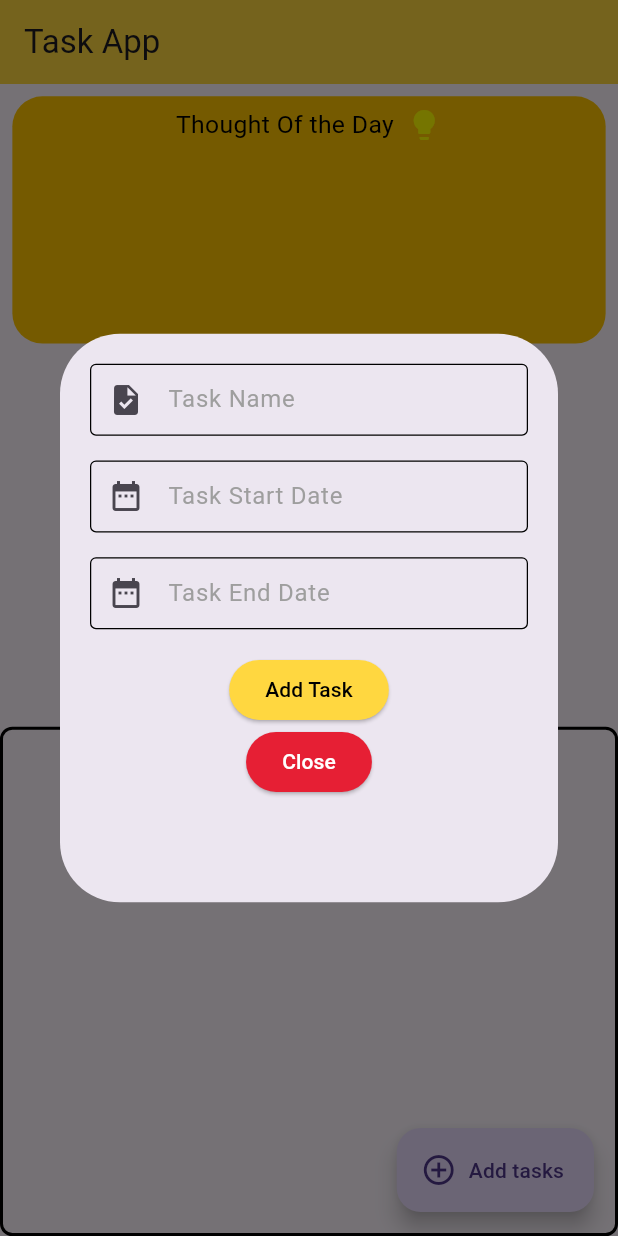
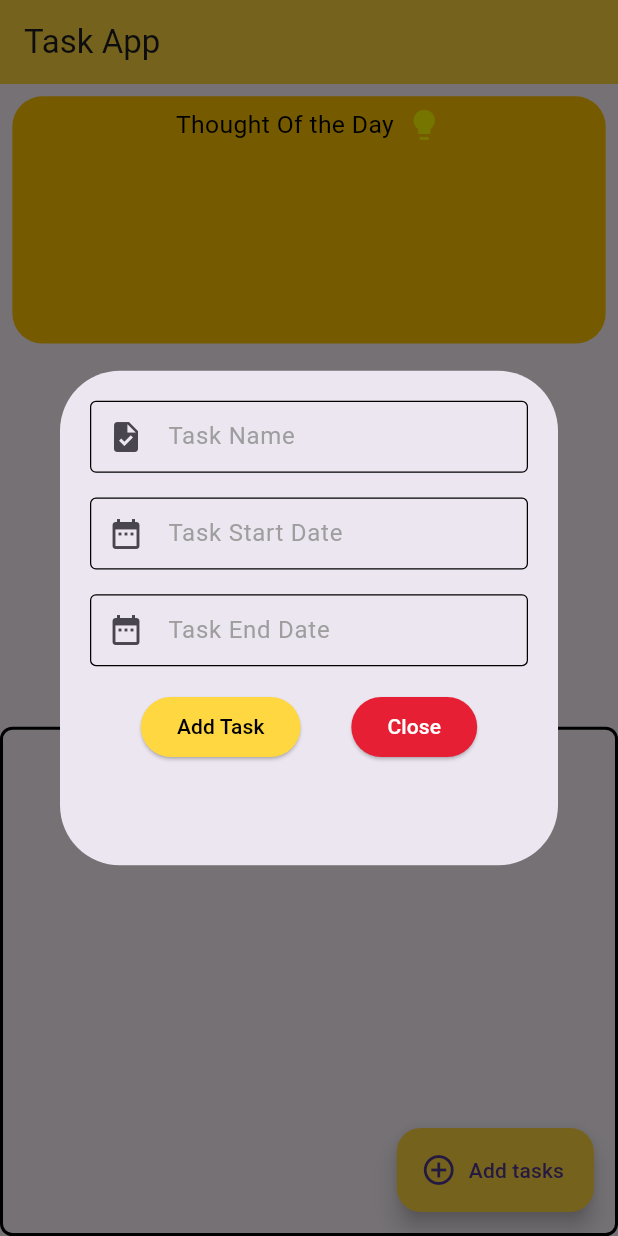
Before and after one commit to sanadsoman45/tasksapp, a Flutter app: the screen it shows after launch, after a tap on "Add tasks", on a phone screen of 412 x 824 dp. Run offline on Flutter 3.47's test engine with Material 3 defaults, Android fonts, the phone set to English and light mode, and no system bars; our stand-ins replace dartz, dio, equatable, flutter_bloc, get_it, go_router and 2 more; missing offline and left inert: date_picker_plus; network calls fail.

```diff
--- /dev/null
+++ b/lib/features/PendingTasks/presentation/Widgets/custom_listview.dart
@@ -0,0 +1,136 @@
+import 'package:assignmenttask/core/Resources/color_manager.dart';
+import 'package:assignmenttask/features/PendingTasks/presentation/bloc/task_events.dart';
+import 'package:assignmenttask/features/PendingTasks/presentation/bloc/tasks_bloc.dart';
+import 'package:flutter/material.dart';
+import 'package:flutter_bloc/flutter_bloc.dart';
+import 'package:intl/intl.dart';
+
+class CustomListView extends StatelessWidget {
+
+  final double screenDimensions;
+
+  const CustomListView({required this.screenDimensions, super.key});
+
+  @override
+  Widget build(BuildContext context) {
+
+
+    return _buildTaskList(context, screenDimensions);
+  }
+
+  Widget _buildTaskList(BuildContext context, double screenDimensions) {
+    var taskBloc = context.read<TaskBloc>();
+    if (taskBloc.state.tasksData == null || taskBloc.state.tasksData!.isEmpty) {
+      return Center(
+        child: Text(
+          "No Tasks Added Yet",
+          style: TextStyle(fontSize: screenDimensions * 0.02),
+        ),
+      );
+    } else {
+      return Expanded(
+        child: ListView.builder(
+          itemCount: context.read<TaskBloc>().state.tasksData!.length,
+          itemBuilder: (context, index) {
+            final taskData = taskBloc.state.tasksData![index];
+            return GestureDetector(
+              onTap: () =>
+                  {context.read<TaskBloc>().add(TaskTypeUpdate(index: index))},
+              child: Dismissible(
+                key: Key('${taskData["taskName"]}$index'),
+                direction: DismissDirection.endToStart,
+                background: Container(
+                  alignment: Alignment.centerRight,
+                  padding: const EdgeInsets.only(right: 20.0),
+                  color: Colors.red,
+                  child: const Icon(Icons.delete, color: Colors.white),
+                ),
+                onDismissed: (direction) {
+                  //event to delete the item from list.
+                  context.read<TaskBloc>().add(TaskDelete(elementIndex: index));
+                },
+                child: Card(
+                  color: ColorManager.white,
+                  margin: EdgeInsets.symmetric(
+                    horizontal: screenDimensions * 0.01,
+                    vertical: screenDimensions * 0.02,
+                  ),
+                  child: Padding(
+                    padding: EdgeInsets.symmetric(
+                      vertical: screenDimensions * 0.02,
+                      horizontal: screenDimensions * 0.009,
+                    ),
+                    child: Column(
+                      children: [
+                        Row(
+                          mainAxisAlignment: MainAxisAlignment.spaceBetween,
+                          children: [
+                            Text(
+                              taskData['taskName'] ?? '',
+                              style: TextStyle(
+                                color: context
+                                            .read<TaskBloc>()
+                                            .state
+                                            .tasksData![index]['taskType'] ==
+                                        'completed'
+                                    ? Colors.blueGrey
+                                    : Colors.black,
+                                fontSize: screenDimensions * 0.03,
+                                fontWeight: FontWeight.bold,
+                              ),
+                            ),
+                            taskBloc.state.tasksData?[index]['taskType'] ==
+                                    'pending'
+                                ? Icon(
+                                    Icons.pending_actions_sharp,
+                                    color: ColorManager.error,
+                                  )
+                                : const Icon(
+                                    Icons.check_circle,
+                                    color: Colors.green,
+                                  )
+                          ],
+                        ),
+                        Row(
+                          children: [
+                            Text(
+                              'Start Date: ${DateFormat('dd-MM-yyyy').format(DateTime.parse(taskData['taskStartDate']))}',
+                              style: TextStyle(
+                                  color: context
+                                              .read<TaskBloc>()
+                                              .state
+                                              .tasksData![index]['taskType'] ==
+                                          'completed'
+                                      ? Colors.blueGrey
+                                      : Colors.black,
+                                  fontSize: screenDimensions * 0.02),
+                            ),
+                            SizedBox(
+                                width:
+                                    MediaQuery.of(context).size.width * 0.01),
+                            Text(
+                              'End Date: ${DateFormat('dd-MM-yyyy').format(DateTime.parse(taskData['taskEndDate']))}',
+                              style: TextStyle(
+                                  color: context
+                                              .read<TaskBloc>()
+                                              .state
+                                              .tasksData![index]['taskType'] ==
+                                          'completed'
+                                      ? Colors.blueGrey
+                                      : Colors.black,
+                                  fontSize: screenDimensions * 0.02),
+                            ),
+                          ],
+                        )
+                      ],
+                    ),
+                  ),
+                ),
+              ),
+            );
+          },
+        ),
+      );
+    }
+  }
+}
--- a/lib/features/PendingTasks/presentation/screens/pending_tasks.dart
+++ b/lib/features/PendingTasks/presentation/screens/pending_tasks.dart
@@ -1,3 +1,4 @@
+import 'package:assignmenttask/features/PendingTasks/presentation/Widgets/custom_listview.dart';
 import 'package:assignmenttask/features/PendingTasks/presentation/bloc/formsubmissionstatus.dart';
 import 'package:flutter/material.dart';
 import 'package:flutter_bloc/flutter_bloc.dart';
@@ -59,7 +60,10 @@ class _PendingTasksState extends State<PendingTasks> {
         }
         if (state.formSubmissionStatus is SubmissionSuccess) {
           ScaffoldMessenger.of(context).clearSnackBars();
-          ScaffoldMessenger.of(context).showSnackBar(SnackBar(content: Text(state.successMessage),backgroundColor: Colors.green.shade500,));
+          ScaffoldMessenger.of(context).showSnackBar(SnackBar(
+            content: Text(state.successMessage),
+            backgroundColor: Colors.green.shade500,
+          ));
           context.read<TaskBloc>().add(FormStatusReset());
         }
         debugPrint(state.tasksData.toString());
@@ -90,7 +94,7 @@ class _PendingTasksState extends State<PendingTasks> {
                           style: TextStyle(
                               fontSize: screenDimensions * 0.04,
                               fontWeight: FontWeight.bold)),
-                      _buildTaskList(context, screenDimensions)
+                      CustomListView(screenDimensions: screenDimensions)
                     ]),
                   ),
                   Align(
@@ -98,6 +102,7 @@ class _PendingTasksState extends State<PendingTasks> {
                     child: Padding(
                       padding: const EdgeInsets.all(16.0),
                       child: FloatingActionButton.extended(
+                        backgroundColor: Colors.amberAccent,
                         icon: const Icon(Icons.add_circle_outline_outlined),
                         onPressed: () {
                           _showTaskDialog(context, screenDimensions);
@@ -116,123 +121,6 @@ class _PendingTasksState extends State<PendingTasks> {
     );
   }
 
-  Widget _buildTaskList(BuildContext context, double screenDimensions) {
-    var taskBloc = context.read<TaskBloc>();
-    if (taskBloc.state.tasksData == null || taskBloc.state.tasksData!.isEmpty) {
-      return Center(
-        child: Text(
-          "No Tasks Added Yet",
-          style: TextStyle(fontSize: screenDimensions * 0.02),
-        ),
-      );
-    } else {
-      return Expanded(
-        child: ListView.builder(
-          itemCount: context.read<TaskBloc>().state.tasksData!.length,
-          itemBuilder: (context, index) {
-            final taskData = taskBloc.state.tasksData![index];
-            return GestureDetector(
-              onTap: () =>
-                  {context.read<TaskBloc>().add(TaskTypeUpdate(index: index))},
-              child: Dismissible(
-                key: Key('${taskData["taskName"]}$index'),
-                direction: DismissDirection.endToStart,
-                background: Container(
-                  alignment: Alignment.centerRight,
-                  padding: const EdgeInsets.only(right: 20.0),
-                  color: Colors.red,
-                  child: const Icon(Icons.delete, color: Colors.white),
-                ),
-                onDismissed: (direction) {
-                  final taskName = taskData["taskName"];
-                  //event to delete the item from list.
-                  context.read<TaskBloc>().add(TaskDelete(elementIndex: index));
-                },
-                child: Card(
-                  color: ColorManager.white,
-                  margin: EdgeInsets.symmetric(
-                    horizontal: screenDimensions * 0.01,
-                    vertical: screenDimensions * 0.02,
-                  ),
-                  child: Padding(
-                    padding: EdgeInsets.symmetric(
-                      vertical: screenDimensions * 0.02,
-                      horizontal: screenDimensions * 0.009,
-                    ),
-                    child: Column(
-                      children: [
-                        Row(
-                          mainAxisAlignment: MainAxisAlignment.spaceBetween,
-                          children: [
-                            Text(
-                              taskData['taskName'] ?? '',
-                              style: TextStyle(
-                                color: context
-                                            .read<TaskBloc>()
-                                            .state
-                                            .tasksData![index]['taskType'] ==
-                                        'completed'
-                                    ? Colors.blueGrey
-                                    : Colors.black,
-                                fontSize: screenDimensions * 0.03,
-                                fontWeight: FontWeight.bold,
-                              ),
-                            ),
-                            taskBloc.state.tasksData?[index]['taskType'] ==
-                                    'pending'
-                                ? Icon(
-                                    Icons.pending_actions_sharp,
-                                    color: ColorManager.error,
-                                  )
-                                : const Icon(
-                                    Icons.check_circle,
-                                    color: Colors.green,
-                                  )
-                          ],
-                        ),
-                        Row(
-                          children: [
-                            Text(
-                              'Start Date: ${DateFormat('dd-MM-yyyy').format(DateTime.parse(taskData['taskStartDate']))}',
-                              style: TextStyle(
-                                  color: context
-                                              .read<TaskBloc>()
-                                              .state
-                                              .tasksData![index]['taskType'] ==
-                                          'completed'
-                                      ? Colors.blueGrey
-                                      : Colors.black,
-                                  fontSize: screenDimensions * 0.02),
-                            ),
-                            SizedBox(
-                                width:
-                                    MediaQuery.of(context).size.width * 0.01),
-                            Text(
-                              'End Date: ${DateFormat('dd-MM-yyyy').format(DateTime.parse(taskData['taskEndDate']))}',
-                              style: TextStyle(
-                                  color: context
-                                              .read<TaskBloc>()
-                                              .state
-                                              .tasksData![index]['taskType'] ==
-                                          'completed'
-                                      ? Colors.blueGrey
-                                      : Colors.black,
-                                  fontSize: screenDimensions * 0.02),
-                            ),
-                          ],
-                        )
-                      ],
-                    ),
-                  ),
-                ),
-              ),
-            );
-          },
-        ),
-      );
-    }
-  }
-
   void _showTaskDialog(BuildContext context, double screenDimensions) {
     //clearing the controllers for textfields and also state variables to avoid previous values.
     _startDateController.clear();
@@ -249,7 +137,7 @@ class _PendingTasksState extends State<PendingTasks> {
             ),
             elevation: 16,
             child: Container(
-              height: screenDimensions * 0.46,
+              height: screenDimensions * 0.4,
               padding: const EdgeInsets.all(20),
               child: _getForm(context, screenDimensions),
             ),
@@ -378,6 +266,9 @@ class _PendingTasksState extends State<PendingTasks> {
             SizedBox(
               height: screenDimensions * 0.02,
             ),
+            Row(
+              mainAxisAlignment: MainAxisAlignment.spaceEvenly,
+              children: [
                 ElevatedButton(
                   onPressed: () {
                     final state = context.read<TaskBloc>().state;
@@ -415,7 +306,10 @@ class _PendingTasksState extends State<PendingTasks> {
                   style: ElevatedButton.styleFrom(
                     backgroundColor: ColorManager.error,
                   ),
-              child: Text("Close", style: TextStyle(color: ColorManager.white)),
+                  child: Text("Close",
+                      style: TextStyle(color: ColorManager.white)),
+                )
+              ],
             )
           ],
         ),
@@ -475,8 +369,10 @@ class _PendingTasksState extends State<PendingTasks> {
                   context
                       .read<TaskBloc>()
                       .add(TaskStartDate(taskStartDate: value.toString()));
-                  if ((taskBlocState.taskEndDate.isNotEmpty) && (DateTime.parse(value.toString()).compareTo(
-                          DateTime.parse(taskBlocState.taskEndDate))) >0) {
+                  if ((taskBlocState.taskEndDate.isNotEmpty) &&
+                      (DateTime.parse(value.toString()).compareTo(
+                              DateTime.parse(taskBlocState.taskEndDate))) >
+                          0) {
                     context
                         .read<TaskBloc>()
                         .add(TaskEndDate(taskEndDate: value.toString()));
```
Also changed, not shown: 1 other file. Lines whose indentation alone changed are shown as unchanged.
